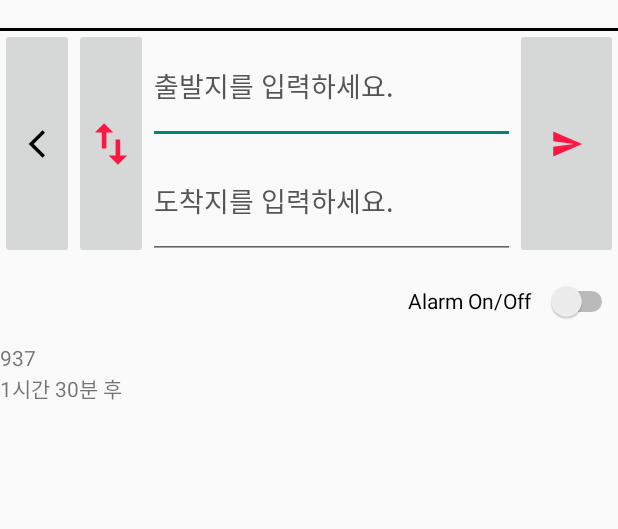
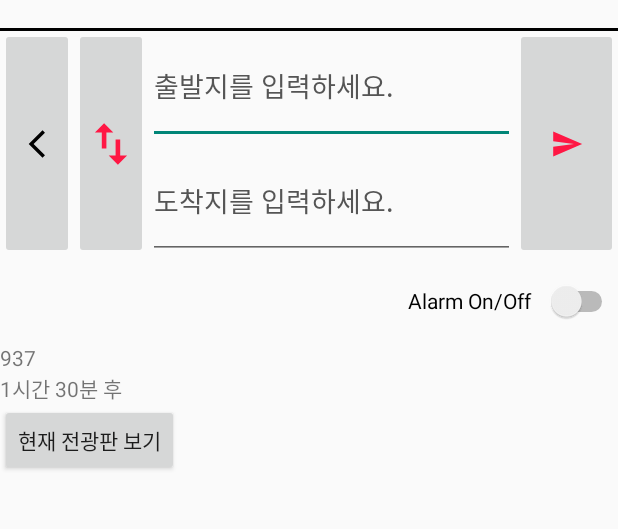
Before and after one commit to Go-Jaecheol/makcha, an Android app: the SearchResultActivity screen opened directly, with no data from a screen before it, on a phone screen of 412 x 824 dp, the part 56-585 px from its top. Run offline under Robolectric (Android 15) with nearby library versions, the phone set to English and light mode, and no system bars.

Commit message:
add show billboard button

```diff
--- a/app_code/Makcha/app/src/main/res/layout/activity_search_result.xml
+++ b/app_code/Makcha/app/src/main/res/layout/activity_search_result.xml
@@ -154,15 +154,21 @@
                 android:layout_weight="1"
                 android:orientation="vertical">
                 <TextView
+                    android:id="@+id/busNumber"
                     android:layout_width="wrap_content"
                     android:layout_height="wrap_content"
-                    android:id="@+id/busNumber"
                     android:text="@string/cantGetBusNumber" />
                 <TextView
+                    android:id="@+id/busArribalTime"
                     android:layout_width="wrap_content"
                     android:layout_height="wrap_content"
-                    android:id="@+id/busArribalTime"
                     android:text="@string/busArraivalTime" />
+                <Button
+                    android:id="@+id/busBillboard"
+                    android:layout_width="wrap_content"
+                    android:layout_height="wrap_content"
+                    android:text="@string/showBillboard"
+                    />
             </LinearLayout>
 
         </LinearLayout>
--- a/app_code/Makcha/app/src/main/res/values/strings.xml
+++ b/app_code/Makcha/app/src/main/res/values/strings.xml
@@ -2,4 +2,5 @@
     <string name="app_name">대구막차</string>
     <string name="cantGetBusNumber">버스를 찾을 수 없습니다.</string>
     <string name="busArraivalTime">버스 도착 시간 없음</string>
+    <string name="showBillboard">현재 전광판 보기</string>
 </resources>
```
